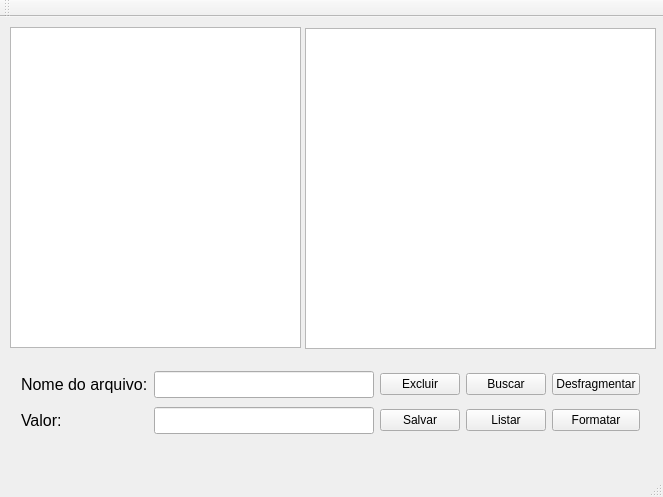
Qt form GerenciadorDeDisco/mainwindow.ui (claranobre/project_disk) before a commit.
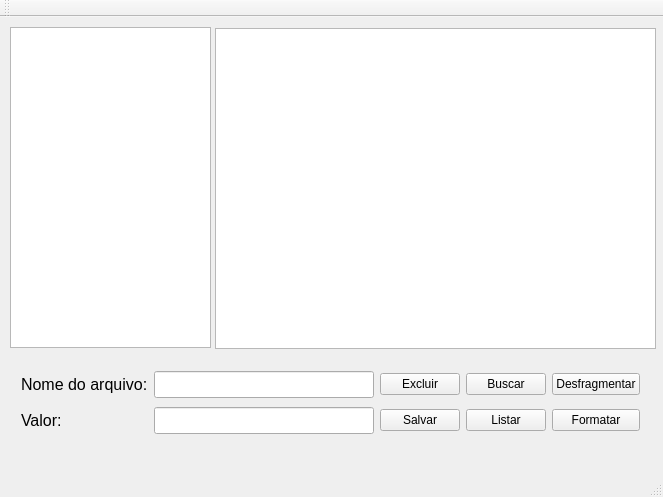
The same form after that commit.

The edit to the form file:
```diff
--- a/GerenciadorDeDisco/mainwindow.ui
+++ b/GerenciadorDeDisco/mainwindow.ui
@@ -116,41 +116,36 @@
    <widget class="QTextBrowser" name="grafico">
     <property name="geometry">
      <rect>
-      <x>305</x>
+      <x>215</x>
       <y>11</y>
-      <width>351</width>
+      <width>441</width>
       <height>321</height>
      </rect>
     </property>
     <property name="html">
      <string notr="true">&lt;!DOCTYPE HTML PUBLIC &quot;-//W3C//DTD HTML 4.0//EN&quot; &quot;http://www.w3.org/TR/REC-html40/strict.dtd&quot;&gt;
-&lt;html&gt;&lt;head&gt;&lt;meta name=&quot;qrichtext&quot; content=&quot;1&quot; /&gt;&lt;title&gt;Teste&lt;/title&gt;&lt;style type=&quot;text/css&quot;&gt;
+&lt;html&gt;&lt;head&gt;&lt;meta name=&quot;qrichtext&quot; content=&quot;1&quot; /&gt;&lt;style type=&quot;text/css&quot;&gt;
 p, li { white-space: pre-wrap; }
-&lt;/style&gt;&lt;/head&gt;&lt;body style=&quot; font-family:'Ubuntu'; font-size:11pt; font-weight:400; font-style:normal;&quot;&gt;
-&lt;p style=&quot;-qt-paragraph-type:empty; margin-top:0px; margin-bottom:0px; margin-left:0px; margin-right:0px; -qt-block-indent:0; text-indent:0px;&quot;&gt;&lt;br /&gt;&lt;/p&gt;&lt;/body&gt;&lt;/html&gt;</string>
+&lt;/style&gt;&lt;/head&gt;&lt;body style=&quot; font-family:'MS Shell Dlg 2'; font-size:8.25pt; font-weight:400; font-style:normal;&quot;&gt;
+&lt;p style=&quot;-qt-paragraph-type:empty; margin-top:0px; margin-bottom:0px; margin-left:0px; margin-right:0px; -qt-block-indent:0; text-indent:0px; font-size:8pt;&quot;&gt;&lt;br /&gt;&lt;/p&gt;&lt;/body&gt;&lt;/html&gt;</string>
     </property>
    </widget>
-   <widget class="QTableView" name="tableView">
+   <widget class="QTextBrowser" name="lista">
     <property name="geometry">
      <rect>
       <x>10</x>
       <y>10</y>
-      <width>291</width>
+      <width>201</width>
       <height>321</height>
      </rect>
     </property>
-    <property name="sizeAdjustPolicy">
-     <enum>QAbstractScrollArea::AdjustToContentsOnFirstShow</enum>
+    <property name="html">
+     <string>&lt;!DOCTYPE HTML PUBLIC &quot;-//W3C//DTD HTML 4.0//EN&quot; &quot;http://www.w3.org/TR/REC-html40/strict.dtd&quot;&gt;
+&lt;html&gt;&lt;head&gt;&lt;meta name=&quot;qrichtext&quot; content=&quot;1&quot; /&gt;&lt;style type=&quot;text/css&quot;&gt;
+p, li { white-space: pre-wrap; }
+&lt;/style&gt;&lt;/head&gt;&lt;body style=&quot; font-family:'MS Shell Dlg 2'; font-size:8.25pt; font-weight:400; font-style:normal;&quot;&gt;
+&lt;p style=&quot;-qt-paragraph-type:empty; margin-top:0px; margin-bottom:0px; margin-left:0px; margin-right:0px; -qt-block-indent:0; text-indent:0px; font-size:8pt;&quot;&gt;&lt;br /&gt;&lt;/p&gt;&lt;/body&gt;&lt;/html&gt;</string>
     </property>
-    <property name="showGrid">
-     <bool>false</bool>
-    </property>
-    <attribute name="horizontalHeaderDefaultSectionSize">
-     <number>100</number>
-    </attribute>
-    <attribute name="horizontalHeaderMinimumSectionSize">
-     <number>30</number>
-    </attribute>
    </widget>
   </widget>
   <widget class="QMenuBar" name="menuBar">
```
Left out of the diff: 2 changed lines with no effect on the pictures.
